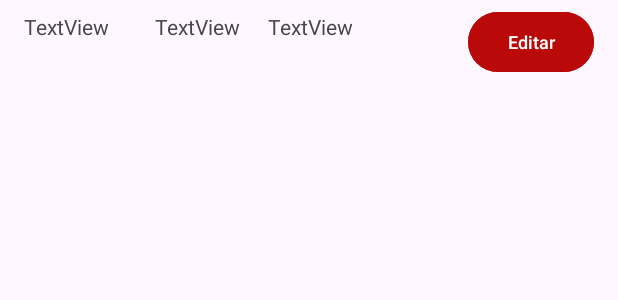
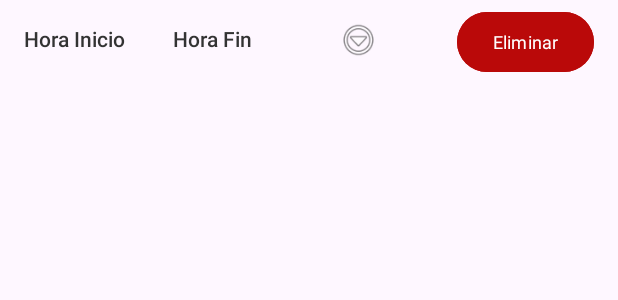
Before and after one commit to WilliamsCG57/PromcoserApp, an Android app: the layout item_creacion_detalle.xml on its own in the app's theme, with its tools: preview values and no code run, on a phone screen of 412 x 824 dp. Shown: the top 300 px of the screen. Run offline under Robolectric (Android 15) with nearby library versions, the phone set to English and light mode, and no system bars.

Commit message:
Mejorar Vista y agregar la funcionalidad de eliminar (desactivar)

```diff
--- a/app/src/main/java/dev/williamscg/promcoserapp/LoginActivity.kt
+++ b/app/src/main/java/dev/williamscg/promcoserapp/LoginActivity.kt
@@ -36,7 +36,7 @@ class LoginActivity : AppCompatActivity() {
             val email = etEmailLogin.text.toString()
             val password = etPasswordLogin.text.toString()
 
-            if (email == "admin" && password == "123") {
+            if (email == "" && password == "") {
                 // Login correcto, iniciar la siguiente actividad
                 val intent = Intent(this, PrincipalActivity::class.java)
                 startActivity(intent)
--- a/app/src/main/java/dev/williamscg/promcoserapp/adapter/CreacionDetalleAdapter.kt
+++ b/app/src/main/java/dev/williamscg/promcoserapp/adapter/CreacionDetalleAdapter.kt
@@ -20,7 +20,7 @@ class CreacionDetalleAdapter (
     {
         val tvHoraInicio = itemView.findViewById<TextView>(R.id.tvHoraInicio)
         val tvHoraFin = itemView.findViewById<TextView>(R.id.tvHoraFin)
-        val tvTrabajo = itemView.findViewById<TextView>(R.id.tvTrabajo)
+        val icTrabajo = itemView.findViewById<ImageView>(R.id.icTrabajo)
         val btnEditar = itemView.findViewById<TextView>(R.id.btnCDEditar)
     }
 
@@ -37,11 +37,10 @@ class CreacionDetalleAdapter (
         val itemCreacionDetalle = lstCreacionDetalle[position]
         holder.tvHoraInicio.text = itemCreacionDetalle.horaInicio
         holder.tvHoraFin.text = itemCreacionDetalle.horaFin
-        holder.tvTrabajo.text = itemCreacionDetalle.trabajoEfectuado
         holder.btnEditar.setOnClickListener {
             onEditarClick(itemCreacionDetalle)
         }
-        holder.tvHoraFin.setOnClickListener {
+        holder.icTrabajo.setOnClickListener {
             onEditarClick(itemCreacionDetalle)
         }
     }
--- a/app/src/main/java/dev/williamscg/promcoserapp/apiService/DetalleParteApiService.kt
+++ b/app/src/main/java/dev/williamscg/promcoserapp/apiService/DetalleParteApiService.kt
@@ -2,6 +2,7 @@ package dev.williamscg.promcoserapp.apiService
 import dev.williamscg.promcoserapp.model.CreacionDetalleModel
 import retrofit2.Call
 import retrofit2.http.GET
+import retrofit2.http.PUT
 import retrofit2.http.Path
 
 interface DetalleParteApiService {
@@ -9,4 +10,7 @@ interface DetalleParteApiService {
     fun getAllActiveDetails(
         @Path("idParteDiario") idParteDiario: Int
     ): Call<List<CreacionDetalleModel>>
+
+    @PUT("api/DetalleParteDiario/Deactivate/{id}")
+    fun deactivateDetail(@Path("id") id: Int): Call<Void>
 }
--- a/app/src/main/res/layout/item_creacion_detalle.xml
+++ b/app/src/main/res/layout/item_creacion_detalle.xml
@@ -6,52 +6,61 @@
     android:layout_height="wrap_content"
     android:visibility="visible">
 
+    <!-- Botón Eliminar -->
+
     <TextView
         android:id="@+id/tvHoraInicio"
-        android:layout_width="72dp"
-        android:layout_height="44dp"
+        android:layout_width="wrap_content"
+        android:layout_height="wrap_content"
         android:layout_marginStart="16dp"
-        android:layout_marginTop="8dp"
-        android:layout_marginBottom="16dp"
-        android:text="TextView"
+        android:fontFamily="sans-serif-medium"
+        android:text="Hora Inicio"
+        android:textColor="#333333"
+        android:textSize="14sp"
         app:layout_constraintBottom_toBottomOf="parent"
-        app:layout_constraintEnd_toStartOf="@+id/tvHoraFin"
-        app:layout_constraintHorizontal_bias="0.0"
         app:layout_constraintStart_toStartOf="parent"
         app:layout_constraintTop_toTopOf="parent"
+        app:layout_constraintVertical_bias="0.484" />
+
+    <TextView
+        android:id="@+id/tvHoraFin"
+        android:layout_width="wrap_content"
+        android:layout_height="wrap_content"
+        android:layout_marginStart="32dp"
+        android:fontFamily="sans-serif-medium"
+        android:text="Hora Fin"
+        android:textColor="#333333"
+        android:textSize="14sp"
+        app:layout_constraintBottom_toBottomOf="@id/tvHoraInicio"
+        app:layout_constraintStart_toEndOf="@+id/tvHoraInicio"
+        app:layout_constraintTop_toTopOf="@id/tvHoraInicio"
         app:layout_constraintVertical_bias="0.0" />
 
-    <TextView
-        android:id="@+id/tvTrabajo"
-        android:layout_width="125dp"
-        android:layout_height="44dp"
-        android:layout_marginEnd="8dp"
-        android:text="TextView"
+    <ImageView
+        android:id="@+id/icTrabajo"
+        android:layout_width="27dp"
+        android:layout_height="29dp"
+        android:layout_marginEnd="52dp"
+        android:contentDescription="@string/detalle_icon"
         app:layout_constraintBottom_toBottomOf="parent"
         app:layout_constraintEnd_toStartOf="@+id/btnCDEditar"
         app:layout_constraintTop_toTopOf="parent"
-        app:layout_constraintVertical_bias="0.333" />
-
-    <TextView
-        android:id="@+id/tvHoraFin"
-        android:layout_width="67dp"
-        android:layout_height="44dp"
-        android:layout_marginEnd="8dp"
-        android:text="TextView"
-        app:layout_constraintBottom_toBottomOf="parent"
-        app:layout_constraintEnd_toStartOf="@+id/tvTrabajo"
-        app:layout_constraintTop_toTopOf="parent"
-        app:layout_constraintVertical_bias="0.333" />
+        app:layout_constraintVertical_bias="0.521"
+        app:srcCompat="@android:drawable/ic_menu_more" />
 
     <Button
         android:id="@+id/btnCDEditar"
-        android:layout_width="84dp"
-        android:layout_height="48dp"
+        android:layout_width="wrap_content"
+        android:layout_height="wrap_content"
         android:layout_marginTop="4dp"
         android:layout_marginEnd="16dp"
         android:backgroundTint="#BA0909"
-        android:text="@string/btnCDEditar"
+        android:fontFamily="sans-serif"
+        android:text="Eliminar"
+        android:textColor="#FFFFFF"
         android:textSize="12sp"
+        app:layout_constraintBottom_toBottomOf="parent"
         app:layout_constraintEnd_toEndOf="parent"
-        app:layout_constraintTop_toTopOf="parent" />
+        app:layout_constraintTop_toTopOf="parent"
+        app:layout_constraintVertical_bias="0.0" />
 </androidx.constraintlayout.widget.ConstraintLayout>
--- a/app/src/main/res/values/strings.xml
+++ b/app/src/main/res/values/strings.xml
@@ -40,6 +40,7 @@
     <string name="edit">Editar</string>
     <string name="elim">Eliminar</string>
     <string name="cerrrar">Cerrar</string>
+    <string name="detalle_icon">iconTrabajo</string>
 
 
 </resources>
```
Also changed, not shown: app/src/main/java/dev/williamscg/promcoserapp/ui/fragments/ParteDiario/CreacionDetalleFragment.kt (+20 -4 lines), app/src/main/res/layout/fragment_creacion_detalle.xml (+56 -63 lines).
